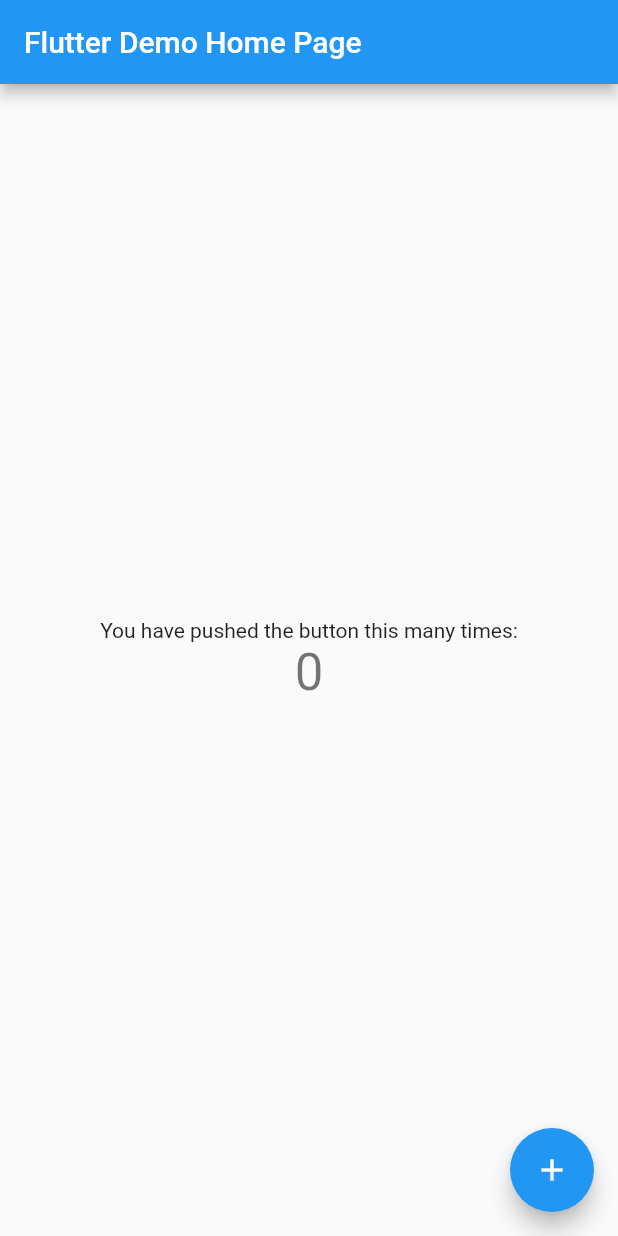
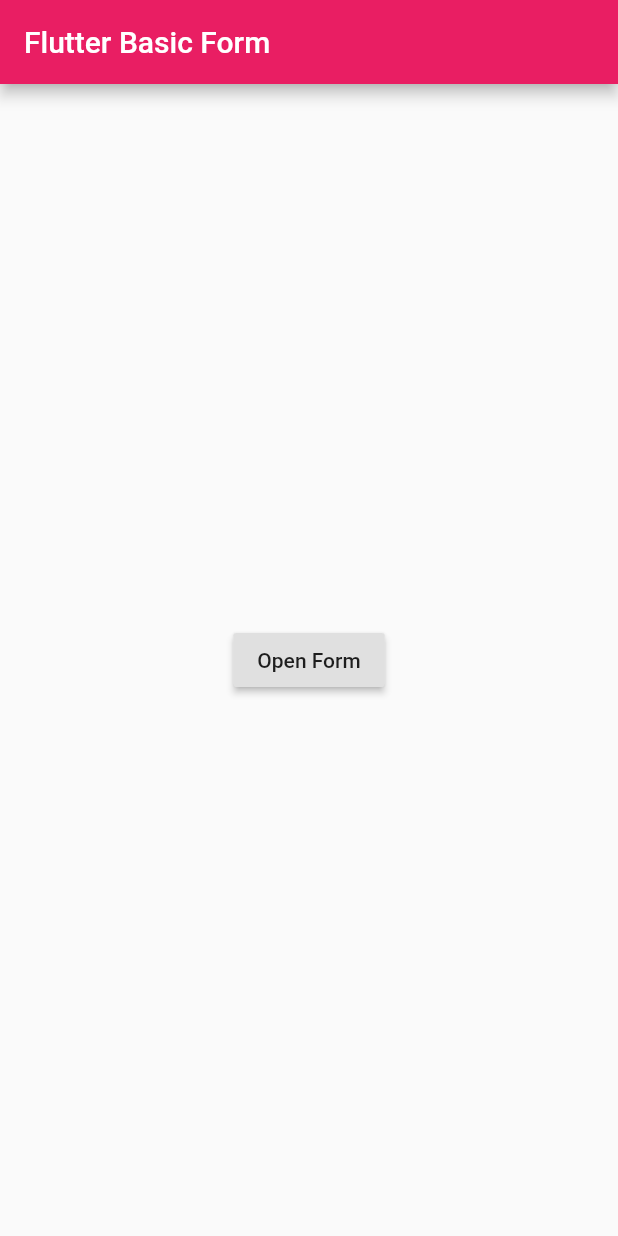
Before and after one commit to yoesuv/Flutter-Basic-Form, a Flutter app: the screen it shows after launch, on a phone screen of 412 x 824 dp. Run offline on Flutter 3.47's test engine with Material 2 defaults, Android fonts, the phone set to English and light mode, and no system bars.

Commit message:
:newspaper: create app boilerplate

```diff
--- a/lib/main.dart
+++ b/lib/main.dart
@@ -1,111 +1,4 @@
+import 'package:basic_form/src/app.dart';
 import 'package:flutter/material.dart';
 
-void main() => runApp(MyApp());
-
-class MyApp extends StatelessWidget {
-  // This widget is the root of your application.
-  @override
-  Widget build(BuildContext context) {
-    return MaterialApp(
-      title: 'Flutter Demo',
-      theme: ThemeData(
-        // This is the theme of your application.
-        //
-        // Try running your application with "flutter run". You'll see the
-        // application has a blue toolbar. Then, without quitting the app, try
-        // changing the primarySwatch below to Colors.green and then invoke
-        // "hot reload" (press "r" in the console where you ran "flutter run",
-        // or simply save your changes to "hot reload" in a Flutter IDE).
-        // Notice that the counter didn't reset back to zero; the application
-        // is not restarted.
-        primarySwatch: Colors.blue,
-      ),
-      home: MyHomePage(title: 'Flutter Demo Home Page'),
-    );
-  }
-}
-
-class MyHomePage extends StatefulWidget {
-  MyHomePage({Key key, this.title}) : super(key: key);
-
-  // This widget is the home page of your application. It is stateful, meaning
-  // that it has a State object (defined below) that contains fields that affect
-  // how it looks.
-
-  // This class is the configuration for the state. It holds the values (in this
-  // case the title) provided by the parent (in this case the App widget) and
-  // used by the build method of the State. Fields in a Widget subclass are
-  // always marked "final".
-
-  final String title;
-
-  @override
-  _MyHomePageState createState() => _MyHomePageState();
-}
-
-class _MyHomePageState extends State<MyHomePage> {
-  int _counter = 0;
-
-  void _incrementCounter() {
-    setState(() {
-      // This call to setState tells the Flutter framework that something has
-      // changed in this State, which causes it to rerun the build method below
-      // so that the display can reflect the updated values. If we changed
-      // _counter without calling setState(), then the build method would not be
-      // called again, and so nothing would appear to happen.
-      _counter++;
-    });
-  }
-
-  @override
-  Widget build(BuildContext context) {
-    // This method is rerun every time setState is called, for instance as done
-    // by the _incrementCounter method above.
-    //
-    // The Flutter framework has been optimized to make rerunning build methods
-    // fast, so that you can just rebuild anything that needs updating rather
-    // than having to individually change instances of widgets.
-    return Scaffold(
-      appBar: AppBar(
-        // Here we take the value from the MyHomePage object that was created by
-        // the App.build method, and use it to set our appbar title.
-        title: Text(widget.title),
-      ),
-      body: Center(
-        // Center is a layout widget. It takes a single child and positions it
-        // in the middle of the parent.
-        child: Column(
-          // Column is also a layout widget. It takes a list of children and
-          // arranges them vertically. By default, it sizes itself to fit its
-          // children horizontally, and tries to be as tall as its parent.
-          //
-          // Invoke "debug painting" (press "p" in the console, choose the
-          // "Toggle Debug Paint" action from the Flutter Inspector in Android
-          // Studio, or the "Toggle Debug Paint" command in Visual Studio Code)
-          // to see the wireframe for each widget.
-          //
-          // Column has various properties to control how it sizes itself and
-          // how it positions its children. Here we use mainAxisAlignment to
-          // center the children vertically; the main axis here is the vertical
-          // axis because Columns are vertical (the cross axis would be
-          // horizontal).
-          mainAxisAlignment: MainAxisAlignment.center,
-          children: <Widget>[
-            Text(
-              'You have pushed the button this many times:',
-            ),
-            Text(
-              '$_counter',
-              style: Theme.of(context).textTheme.display1,
-            ),
-          ],
-        ),
-      ),
-      floatingActionButton: FloatingActionButton(
-        onPressed: _incrementCounter,
-        tooltip: 'Increment',
-        child: Icon(Icons.add),
-      ), // This trailing comma makes auto-formatting nicer for build methods.
-    );
-  }
-}
+void main() => runApp(App());
--- /dev/null
+++ b/lib/src/app.dart
@@ -0,0 +1,17 @@
+import 'package:basic_form/src/screens/home.dart';
+import 'package:flutter/material.dart';
+
+class App extends StatelessWidget {
+
+  @override
+  Widget build(BuildContext context) {
+    return MaterialApp(
+      title: 'Basic Form',
+      theme: ThemeData(
+        primaryColor: Colors.pink
+      ),
+      home: Home()
+    );
+  }
+
+}
--- /dev/null
+++ b/lib/src/screens/home.dart
@@ -0,0 +1,24 @@
+import 'package:flutter/material.dart';
+
+class Home extends StatelessWidget {
+
+  @override
+  Widget build(BuildContext context) {
+    return Scaffold(
+      appBar: AppBar(
+        title: Text('Flutter Basic Form'),
+      ),
+      body: SafeArea(
+        child: Center(
+          child: RaisedButton(
+            child: Text('Open Form'),
+            onPressed: () {
+
+            }
+          )
+        )
+      )
+    );
+  }
+
+}
```
